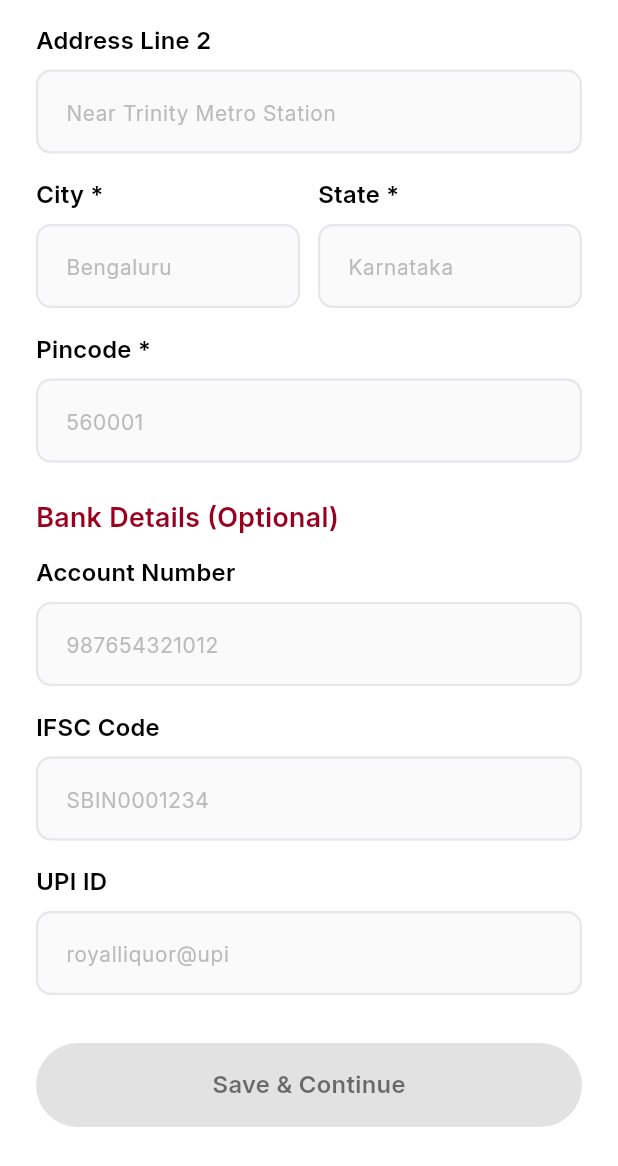
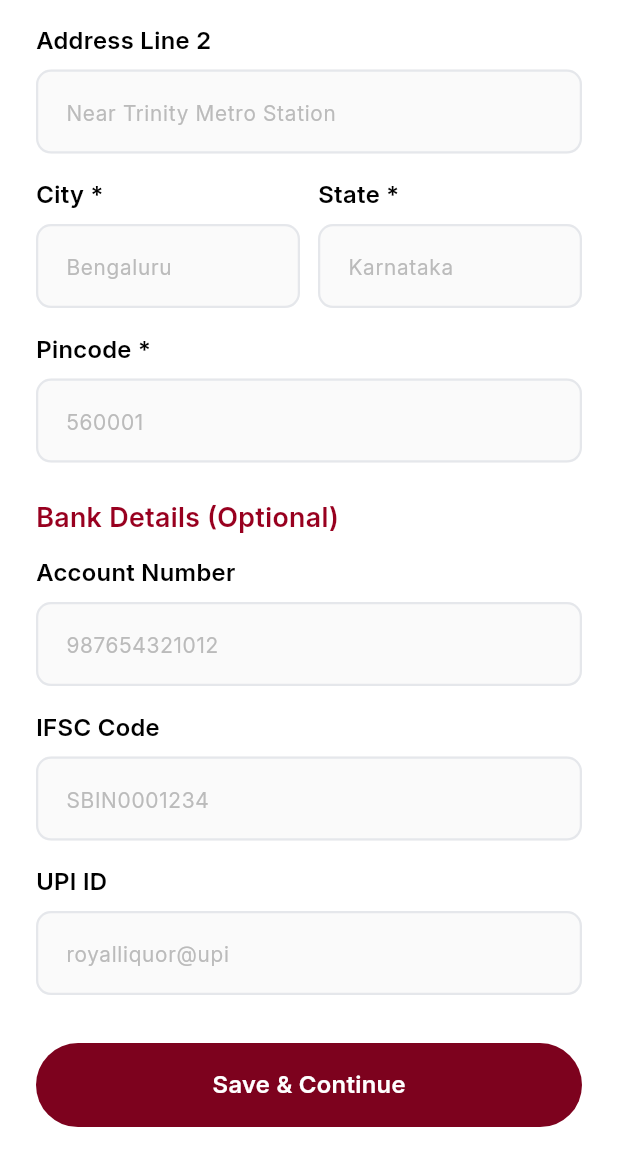
Before and after one commit to sayanhabra/alcohol-delivery-system-seller, a Flutter app: the ProfileSetupScreen screen opened by its route, scrolled down 1533 dp, on a phone screen of 412 x 824 dp. Shown: the top 1166 px of the screen. Run offline on Flutter 3.47's test engine with Material 3 defaults, Android fonts, the phone set to English and light mode, and no system bars; our stand-ins replace bot_toast, dio, firebase_analytics, firebase_core, firebase_crashlytics, firebase_messaging and 12 more; missing offline and left inert: custom_dropdown_pro, razorpay_flutter; accounts and stored records are empty; project files that could hold a hidden picture were left out.

Commit message:
validation changes for profile setup screen

```diff
--- a/lib/modules/auth/screens/profile_setup_screen.dart
+++ b/lib/modules/auth/screens/profile_setup_screen.dart
@@ -42,25 +42,11 @@ class _ProfileSetupScreenState extends ConsumerState<ProfileSetupScreen> {
   final _ifscCode = TextEditingController();
   final _upiId = TextEditingController();
 
+  final _formKey = GlobalKey<FormState>();
+  AutovalidateMode _autovalidateMode = AutovalidateMode.disabled;
+
   bool _isLoading = false;
   String? _errorText;
-
-  // ─── Validation ───
-  bool get _isFormValid {
-    return _storeName.text.trim().length >= 2 &&
-        _licenseNumber.text.trim().isNotEmpty &&
-        _licenseHolderName.text.trim().isNotEmpty &&
-        _licenseType.text.trim().isNotEmpty &&
-        _licenseExpiryDate.text.trim().isNotEmpty &&
-        _gstin.text.trim().length == 15 &&
-        _panNumber.text.trim().length == 10 &&
-        _addressLine1.text.trim().isNotEmpty &&
-        _city.text.trim().isNotEmpty &&
-        _state.text.trim().isNotEmpty &&
-        _pincode.text.trim().length == 6 &&
-        double.tryParse(_latitude.text.trim()) != null &&
-        double.tryParse(_longitude.text.trim()) != null;
-  }
 
   @override
   void dispose() {
@@ -151,7 +137,26 @@ class _ProfileSetupScreenState extends ConsumerState<ProfileSetupScreen> {
   // ─── Submit ───
 
   Future<void> _submitProfile() async {
-    if (!_isFormValid) return;
+    setState(() {
+      _autovalidateMode = AutovalidateMode.onUserInteraction;
+    });
+
+    final isFormValid = _formKey.currentState?.validate() ?? false;
+    final hasCoordinates =
+        double.tryParse(_latitude.text.trim()) != null &&
+        double.tryParse(_longitude.text.trim()) != null;
+
+    if (!isFormValid || !hasCoordinates) {
+      setState(() {
+        if (!hasCoordinates) {
+          _errorText = 'Please pick a store location on the map';
+        } else {
+          _errorText = 'Please correct the errors in the form';
+        }
+      });
+      return;
+    }
+
     FocusScope.of(context).unfocus();
     setState(() {
       _isLoading = true;
@@ -191,31 +196,9 @@ class _ProfileSetupScreenState extends ConsumerState<ProfileSetupScreen> {
       final profile = response.response;
       final newStatus = profile.status;
 
-      // Map seller status to verification status for router navigation
-      // final SellerStatus newStatus;
-      // if (profile.status.isActive) {
-      //   newStatus = SellerStatus.verified;
-      // } else if (profile.status.isManualReviewRequired) {
-      //   newStatus = SellerStatus.underReview;
-      // } else {
-      //   newStatus = SellerStatus.pendingVerification;
-      // }
-
-      // Update auth state via notifier method
       await ref
           .read(authNotifierProvider.notifier)
           .updateUserVerificationStatus(newStatus);
-
-      // Update auth state directly to trigger router redirect
-      // final currentAuth = ref.read(authNotifierProvider).asData?.value;
-      // if (currentAuth is AuthAuthenticated) {
-      //   state = AsyncValue.data(
-      //     AuthAuthenticated(
-      //       accessToken: currentAuth.accessToken,
-      //       user: currentAuth.user.copyWith(verificationStatus: newStatus),
-      //     ),
-      //   );
-      // }
     } catch (e) {
       if (!mounted) return;
 
@@ -241,6 +224,9 @@ class _ProfileSetupScreenState extends ConsumerState<ProfileSetupScreen> {
     final isDark = context.isDarkMode;
 
     return AuthStatusScaffold(
+      child: Form(
+        key: _formKey,
+        autovalidateMode: _autovalidateMode,
         child: Column(
           crossAxisAlignment: CrossAxisAlignment.start,
           children: [
@@ -280,6 +266,20 @@ class _ProfileSetupScreenState extends ConsumerState<ProfileSetupScreen> {
               label: 'Store Name *',
               hint: 'Royal Liquor Palace',
               onChanged: (_) => _clearError(),
+              inputFormatters: [
+                FilteringTextInputFormatter.allow(
+                  RegExp(r'^[a-zA-Z\s\.]+$'), // Letters, spaces, and dots
+                ),
+              ],
+              validator: (val) {
+                if (val == null || val.trim().isEmpty) {
+                  return 'Store name is required';
+                }
+                if (val.trim().length < 2) {
+                  return 'Store name must be at least 2 characters';
+                }
+                return null;
+              },
             ),
             const SizedBox(height: AppStyle.spaceLarge),
             _buildField(
@@ -300,13 +300,31 @@ class _ProfileSetupScreenState extends ConsumerState<ProfileSetupScreen> {
               label: 'License Number *',
               hint: 'EXCISE/KA/2026/99812',
               onChanged: (_) => _clearError(),
+              validator: (val) {
+                if (val == null || val.trim().isEmpty) {
+                  return 'License number is required';
+                }
+                return null;
+              },
             ),
             const SizedBox(height: AppStyle.spaceLarge),
             _buildField(
               controller: _licenseHolderName,
+              keyboardType: TextInputType.name,
               label: 'License Holder Name *',
               hint: 'Royal Liquors Pvt Ltd',
               onChanged: (_) => _clearError(),
+              inputFormatters: [
+                FilteringTextInputFormatter.allow(
+                  RegExp(r'^[a-zA-Z\s\.]+$'), // Letters, spaces, and dots
+                ),
+              ],
+              validator: (val) {
+                if (val == null || val.trim().isEmpty) {
+                  return 'License holder name is required';
+                }
+                return null;
+              },
             ),
             const SizedBox(height: AppStyle.spaceLarge),
             _buildField(
@@ -314,6 +332,12 @@ class _ProfileSetupScreenState extends ConsumerState<ProfileSetupScreen> {
               label: 'License Type *',
               hint: 'FL-1',
               onChanged: (_) => _clearError(),
+              validator: (val) {
+                if (val == null || val.trim().isEmpty) {
+                  return 'License type is required';
+                }
+                return null;
+              },
             ),
             const SizedBox(height: AppStyle.spaceLarge),
             Row(
@@ -331,6 +355,12 @@ class _ProfileSetupScreenState extends ConsumerState<ProfileSetupScreen> {
                     controller: _licenseExpiryDate,
                     label: 'Expiry Date *',
                     hint: '2027-12-31',
+                    validator: (val) {
+                      if (val == null || val.trim().isEmpty) {
+                        return 'Expiry date is required';
+                      }
+                      return null;
+                    },
                   ),
                 ),
               ],
@@ -349,6 +379,15 @@ class _ProfileSetupScreenState extends ConsumerState<ProfileSetupScreen> {
               maxLength: 15,
               textCapitalization: TextCapitalization.characters,
               onChanged: (_) => _clearError(),
+              validator: (val) {
+                if (val == null || val.trim().isEmpty) {
+                  return 'GSTIN is required';
+                }
+                if (val.trim().length != 15) {
+                  return 'GSTIN must be exactly 15 characters';
+                }
+                return null;
+              },
             ),
             const SizedBox(height: AppStyle.spaceLarge),
             _buildField(
@@ -358,6 +397,15 @@ class _ProfileSetupScreenState extends ConsumerState<ProfileSetupScreen> {
               maxLength: 10,
               textCapitalization: TextCapitalization.characters,
               onChanged: (_) => _clearError(),
+              validator: (val) {
+                if (val == null || val.trim().isEmpty) {
+                  return 'PAN number is required';
+                }
+                if (val.trim().length != 10) {
+                  return 'PAN number must be exactly 10 characters';
+                }
+                return null;
+              },
             ),
             const SizedBox(height: AppStyle.spaceXLarge),
 
@@ -381,6 +429,12 @@ class _ProfileSetupScreenState extends ConsumerState<ProfileSetupScreen> {
               label: 'Address Line 1 *',
               hint: 'Shop No. 12, Main MG Road',
               onChanged: (_) => _clearError(),
+              validator: (val) {
+                if (val == null || val.trim().isEmpty) {
+                  return 'Address Line 1 is required';
+                }
+                return null;
+              },
             ),
             const SizedBox(height: AppStyle.spaceLarge),
             _buildField(
@@ -398,6 +452,12 @@ class _ProfileSetupScreenState extends ConsumerState<ProfileSetupScreen> {
                     label: 'City *',
                     hint: 'Bengaluru',
                     onChanged: (_) => _clearError(),
+                    validator: (val) {
+                      if (val == null || val.trim().isEmpty) {
+                        return 'City is required';
+                      }
+                      return null;
+                    },
                   ),
                 ),
                 const SizedBox(width: AppStyle.spaceMedium),
@@ -407,6 +467,12 @@ class _ProfileSetupScreenState extends ConsumerState<ProfileSetupScreen> {
                     label: 'State *',
                     hint: 'Karnataka',
                     onChanged: (_) => _clearError(),
+                    validator: (val) {
+                      if (val == null || val.trim().isEmpty) {
+                        return 'State is required';
+                      }
+                      return null;
+                    },
                   ),
                 ),
               ],
@@ -422,6 +488,15 @@ class _ProfileSetupScreenState extends ConsumerState<ProfileSetupScreen> {
                 LengthLimitingTextInputFormatter(6),
               ],
               onChanged: (_) => _clearError(),
+              validator: (val) {
+                if (val == null || val.trim().isEmpty) {
+                  return 'Pincode is required';
+                }
+                if (val.trim().length != 6) {
+                  return 'Pincode must be exactly 6 digits';
+                }
+                return null;
+              },
             ),
             // const SizedBox(height: AppStyle.spaceLarge),
 
@@ -532,15 +607,12 @@ class _ProfileSetupScreenState extends ConsumerState<ProfileSetupScreen> {
               text: 'Save & Continue',
               horizontalMargin: 0,
               height: 56,
-            state: _isLoading
-                ? ButtonState.loading
-                : _isFormValid
-                ? ButtonState.enabled
-                : ButtonState.disabled,
+              state: _isLoading ? ButtonState.loading : ButtonState.enabled,
               onPressed: _submitProfile,
             ),
             const SizedBox(height: AppStyle.spaceXLarge),
           ],
+        ),
       ),
     );
   }
@@ -568,6 +640,7 @@ class _ProfileSetupScreenState extends ConsumerState<ProfileSetupScreen> {
     TextCapitalization textCapitalization = TextCapitalization.none,
     int? maxLength,
     void Function(String)? onChanged,
+    String? Function(String?)? validator,
   }) {
     return Column(
       crossAxisAlignment: CrossAxisAlignment.start,
@@ -579,13 +652,14 @@ class _ProfileSetupScreenState extends ConsumerState<ProfileSetupScreen> {
           ),
         ),
         const SizedBox(height: AppStyle.spaceSmall),
-        TextField(
+        TextFormField(
           controller: controller,
           keyboardType: keyboardType,
           inputFormatters: inputFormatters,
           textCapitalization: textCapitalization,
           maxLength: maxLength,
           onChanged: onChanged,
+          validator: validator,
           style: TextStyle(
             color: context.isDarkMode ? Colors.white : Colors.black87,
           ),
@@ -599,6 +673,7 @@ class _ProfileSetupScreenState extends ConsumerState<ProfileSetupScreen> {
     required TextEditingController controller,
     required String label,
     required String hint,
+    String? Function(String?)? validator,
   }) {
     return Column(
       crossAxisAlignment: CrossAxisAlignment.start,
@@ -610,10 +685,11 @@ class _ProfileSetupScreenState extends ConsumerState<ProfileSetupScreen> {
           ),
         ),
         const SizedBox(height: AppStyle.spaceSmall),
-        TextField(
+        TextFormField(
           controller: controller,
           readOnly: true,
           onTap: () => _pickDate(controller),
+          validator: validator,
           style: TextStyle(
             color: context.isDarkMode ? Colors.white : Colors.black87,
           ),
@@ -652,6 +728,18 @@ class _ProfileSetupScreenState extends ConsumerState<ProfileSetupScreen> {
           width: 2,
         ),
       ),
+      errorBorder: OutlineInputBorder(
+        borderRadius: AppStyle.borderRadiusMedium,
+        borderSide: const BorderSide(color: Colors.red, width: 1.5),
+      ),
+      focusedErrorBorder: OutlineInputBorder(
+        borderRadius: AppStyle.borderRadiusMedium,
+        borderSide: const BorderSide(color: Colors.red, width: 2.0),
+      ),
+      errorStyle: TextStyle(
+        color: isDark ? Colors.redAccent : Colors.red.shade700,
+        fontSize: 12,
+      ),
       counterText: '',
     );
   }
```
Lines whose indentation alone changed are shown as unchanged.
